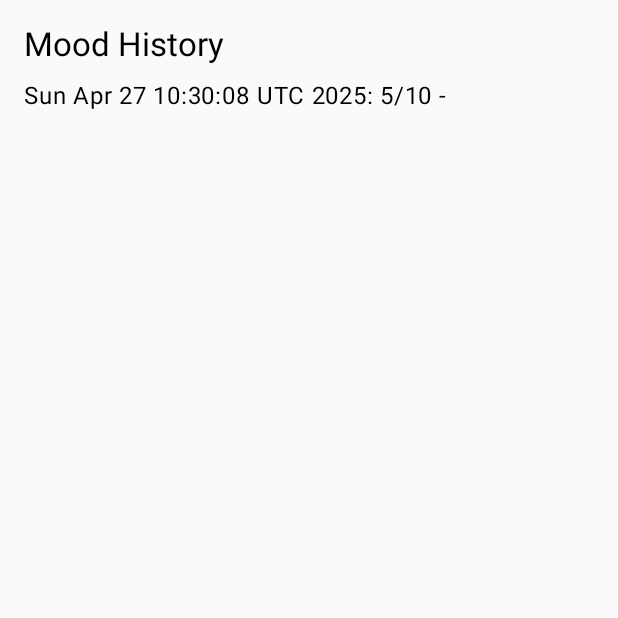
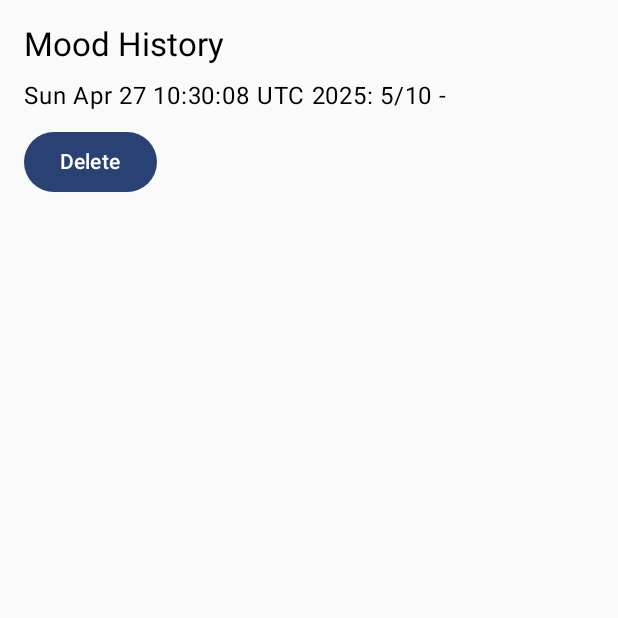
Before and after one commit to Sir-Lancaster/Quest-for-Calm, an Android app built with Jetpack Compose: the MoodHistoryScreen screen opened through its navigation route, on a phone screen of 412 x 824 dp, the top half of it. Run offline under Robolectric (Android 15) with nearby library versions, the phone set to English and light mode, and no system bars; our stand-ins replace Room's generated code.

Commit message:
Added a delete button to the entries in MoodLogHistory so that users can delete individual entries if desired.

```diff
--- a/app/src/main/java/com/example/questforcalm/dao/MoodLogDao.kt
+++ b/app/src/main/java/com/example/questforcalm/dao/MoodLogDao.kt
@@ -2,6 +2,7 @@ package com.example.questforcalm.dao
 import androidx.room.Dao
 import androidx.room.Insert
 import androidx.room.Query
+import androidx.room.Delete
 import com.example.questforcalm.models.MoodLog
 
 @Dao
@@ -11,4 +12,7 @@ interface MoodLogDao {
 
     @Query("SELECT * FROM mood_logs")
     abstract fun getAllMoodLogs(): List<MoodLog>
+
+    @Delete
+    suspend fun deleteMoodLog(moodLog: MoodLog)
 }
--- a/app/src/main/java/com/example/questforcalm/ui/screens/MoodLogHistory.kt
+++ b/app/src/main/java/com/example/questforcalm/ui/screens/MoodLogHistory.kt
@@ -2,8 +2,12 @@ package com.example.questforcalm.ui.screens
 
 import androidx.compose.foundation.layout.Column
 import androidx.compose.foundation.layout.Spacer
+import androidx.compose.foundation.layout.WindowInsets
+import androidx.compose.foundation.layout.asPaddingValues
 import androidx.compose.foundation.layout.height
 import androidx.compose.foundation.layout.padding
+import androidx.compose.foundation.layout.safeDrawing
+import androidx.compose.material3.Button
 import androidx.compose.material3.MaterialTheme
 import androidx.compose.material3.Text
 import androidx.compose.runtime.Composable
@@ -23,6 +27,7 @@ fun MoodHistoryScreen(moodLogDao: MoodLogDao) {
     val coroutineScope = rememberCoroutineScope()
     val moodLogs = remember { mutableStateOf<List<MoodLog>>(emptyList()) }
 
+    // Load mood logs when the screen is launched
     LaunchedEffect(Unit) {
         coroutineScope.launch(Dispatchers.IO) {
             val logs = moodLogDao.getAllMoodLogs()
@@ -30,13 +35,33 @@ fun MoodHistoryScreen(moodLogDao: MoodLogDao) {
         }
     }
 
-    Column(modifier = Modifier.padding(16.dp)) {
+    Column(
+        modifier = Modifier
+            .padding(WindowInsets.safeDrawing.asPaddingValues()) // Respect system insets
+            .padding(16.dp) // Additional padding for content
+    ) {
         Text("Mood History", style = MaterialTheme.typography.titleLarge)
         Spacer(Modifier.height(8.dp))
 
         moodLogs.value.forEach { moodLog ->
-            Text("${moodLog.date}: ${moodLog.moodScore}/10 - ${moodLog.description}")
-            Spacer(Modifier.height(8.dp))
+            Column {
+                Text("${moodLog.date}: ${moodLog.moodScore}/10 - ${moodLog.description}")
+                Spacer(Modifier.height(4.dp))
+                Button(
+                    onClick = {
+                        coroutineScope.launch(Dispatchers.IO) {
+                            moodLogDao.deleteMoodLog(moodLog)
+                            // Refresh the list after deletion
+                            val updatedLogs = moodLogDao.getAllMoodLogs()
+                            moodLogs.value = updatedLogs
+                        }
+                    },
+                    modifier = Modifier.padding(top = 4.dp)
+                ) {
+                    Text("Delete")
+                }
+                Spacer(Modifier.height(8.dp))
+            }
         }
     }
 }
```
